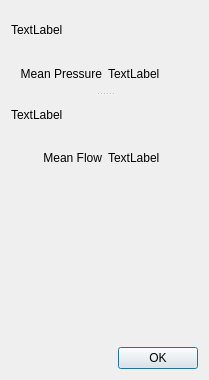
Before: the Qt Designer form source/resultsview.ui in archTk/arch-ne, drawn with Qt 5.
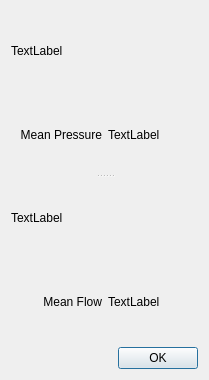
After: the same form once the commit is applied.

```diff
--- a/source/resultsview.ui
+++ b/source/resultsview.ui
@@ -13,13 +13,15 @@
   <property name="windowTitle">
    <string>Form</string>
   </property>
+  <layout class="QVBoxLayout" name="verticalLayout_4">
+   <item>
   <layout class="QVBoxLayout" name="verticalLayout_3">
    <item>
     <widget class="QSplitter" name="splitter">
      <property name="orientation">
       <enum>Qt::Vertical</enum>
      </property>
-     <widget class="QWidget" name="layoutWidget">
+       <widget class="QWidget" name="">
       <layout class="QVBoxLayout" name="verticalLayout">
        <item>
         <widget class="QLabel" name="pressureLabel">
@@ -85,18 +87,7 @@
      </widget>
     </widget>
    </item>
-   <item>
-    <spacer name="verticalSpacer">
-     <property name="orientation">
-      <enum>Qt::Vertical</enum>
-     </property>
-     <property name="sizeHint" stdset="0">
-      <size>
-       <width>20</width>
-       <height>40</height>
-      </size>
-     </property>
-    </spacer>
+    </layout>
    </item>
    <item>
     <widget class="QDialogButtonBox" name="buttonBox">
```
Left out of the diff: 9 changed lines with no effect on the pictures. Lines whose indentation alone changed are shown as unchanged.
